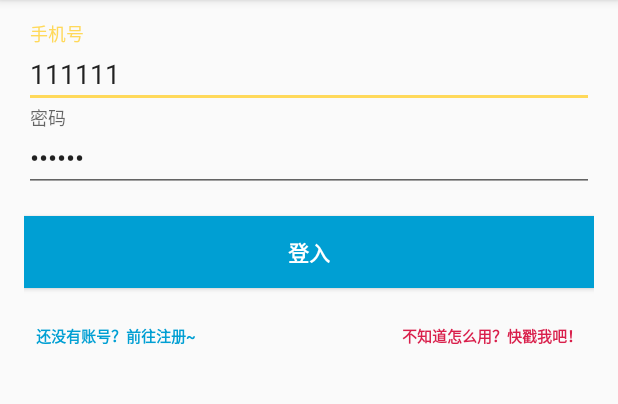
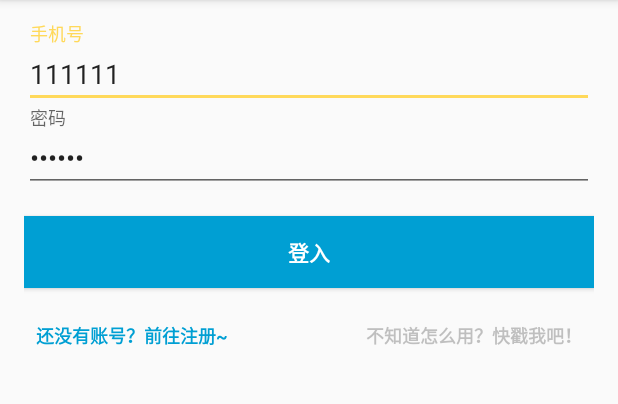
Before and after one commit to jichaofdu/PM_Project, an Android app: the screen it shows after launch (LoginActivity), on a phone screen of 412 x 824 dp, the part 84-488 px from its top. Run offline under Robolectric (Android 15) with nearby library versions, the phone set to English and light mode, and no system bars.

Commit message:
又改了一些配色

```diff
--- a/Client/Dada/app/src/main/res/layout/activity_login.xml
+++ b/Client/Dada/app/src/main/res/layout/activity_login.xml
@@ -86,7 +86,7 @@
                     android:layout_alignParentStart="true"
                     android:padding="8dp"
                     android:text="@string/login_action_turn_to_register"
-                    android:textSize="10sp"
+                    android:textSize="12sp"
                     android:textStyle="bold"
                     android:background="@color/transparent"
                     android:textColor="@color/dada_blue"/>
@@ -100,10 +100,10 @@
                     android:layout_alignParentEnd="true"
                     android:padding="8dp"
                     android:text="@string/login_action_turn_to_instruction"
-                    android:textSize="10sp"
+                    android:textSize="12sp"
                     android:textStyle="bold"
                     android:background="@color/transparent"
-                    android:textColor="@color/dada_red"/>
+                    android:textColor="@color/gray"/>
 
             </RelativeLayout>
 
--- a/Client/Dada/app/src/main/res/layout/activity_project_instruction.xml
+++ b/Client/Dada/app/src/main/res/layout/activity_project_instruction.xml
@@ -16,9 +16,9 @@
             android:id="@+id/viewPagerDescription"
             android:layout_width="match_parent"
             android:layout_height="wrap_content"
-            android:background="#655b5d"
+            android:background="@color/black_dada_alpha"
             android:textSize="16dp"
-            android:textColor="#ffffff"
+            android:textColor="@color/white"
             android:layout_alignParentBottom="true"/>
 
       <!--  <Button
--- a/Client/Dada/app/src/main/res/values/colors.xml
+++ b/Client/Dada/app/src/main/res/values/colors.xml
@@ -66,6 +66,7 @@
     <color name="white_80_alpha">#bbffffff</color>
     <color name="dada_blue">#009fd3</color>
     <color name="dada_yellow">#ffd95a</color>
+    <color name="black_dada_alpha">#b4000000</color>
     <color name="dada_red">#d91f4b</color>
     <!--<color name="dada_yellow">#e7c83c</color>-->
 </resources>
--- a/Client/Dada/build.gradle
+++ b/Client/Dada/build.gradle
@@ -5,7 +5,7 @@ buildscript {
         jcenter()
     }
     dependencies {
-        classpath 'com.android.tools.build:gradle:2.2.2'
+        classpath 'com.android.tools.build:gradle:2.2.3'
 
         // NOTE: Do not place your application dependencies here; they belong
         // in the individual module build.gradle files
```
